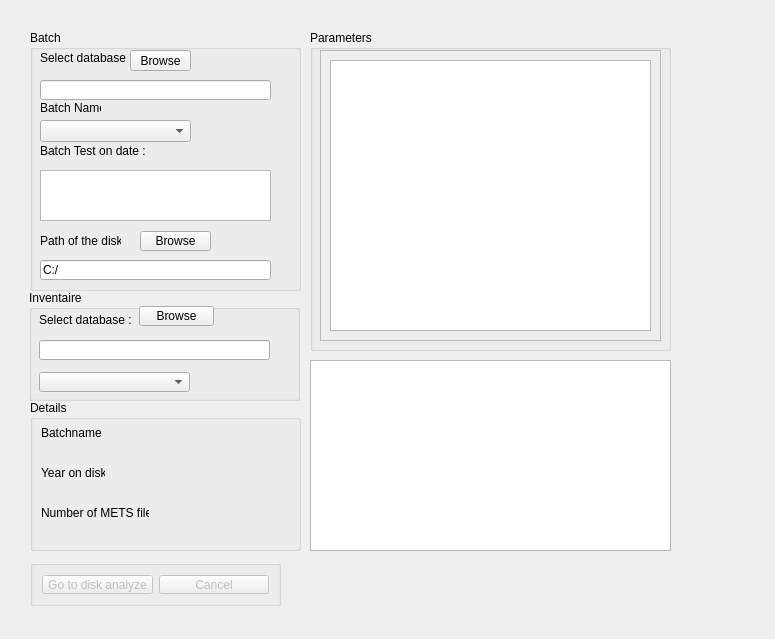
The window that namalysator/w_selectbatch.ui (phungthomas/Namalysator) describes before a commit, drawn with Qt 5.
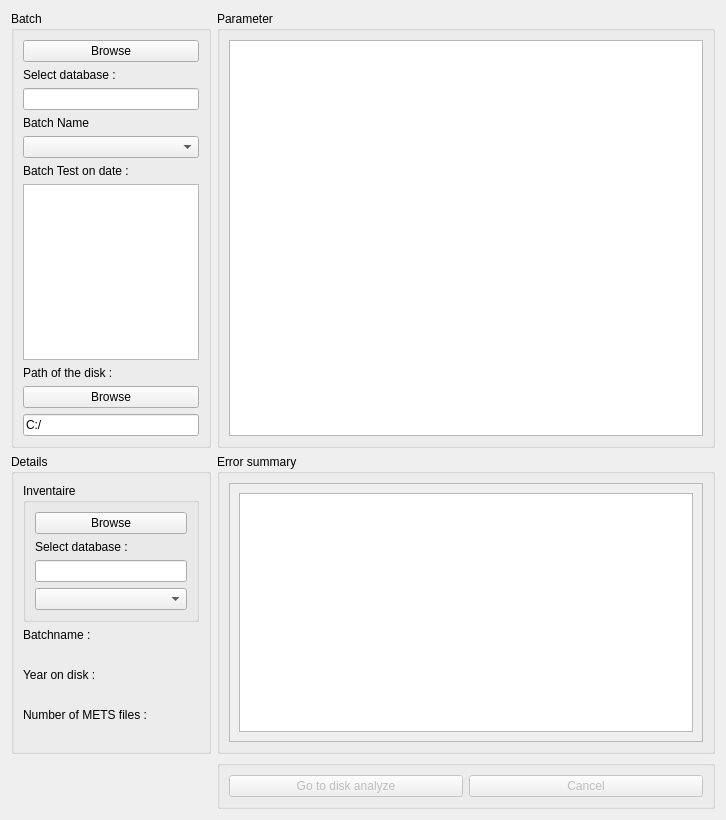
The same window after the commit.

Commit message: Batch Selection Review

```diff
--- a/namalysator/w_selectbatch.ui
+++ b/namalysator/w_selectbatch.ui
@@ -6,190 +6,101 @@
    <rect>
     <x>0</x>
     <y>0</y>
-    <width>775</width>
-    <height>639</height>
+    <width>726</width>
+    <height>786</height>
    </rect>
   </property>
   <property name="windowTitle">
    <string>Form</string>
   </property>
-  <widget class="QGroupBox" name="gbBatch">
-   <property name="geometry">
-    <rect>
-     <x>30</x>
-     <y>30</y>
-     <width>271</width>
-     <height>261</height>
-    </rect>
-   </property>
-   <property name="title">
-    <string>Batch</string>
-   </property>
-   <widget class="QComboBox" name="cbBatchName">
-    <property name="enabled">
-     <bool>true</bool>
-    </property>
-    <property name="geometry">
-     <rect>
-      <x>10</x>
-      <y>90</y>
-      <width>151</width>
-      <height>22</height>
-     </rect>
-    </property>
-   </widget>
-   <widget class="QLabel" name="label_8">
-    <property name="geometry">
-     <rect>
-      <x>10</x>
-      <y>70</y>
-      <width>61</width>
-      <height>16</height>
-     </rect>
-    </property>
-    <property name="text">
-     <string>Batch Name</string>
-    </property>
-   </widget>
-   <widget class="QLabel" name="label_9">
-    <property name="geometry">
-     <rect>
-      <x>10</x>
-      <y>110</y>
-      <width>131</width>
-      <height>21</height>
-     </rect>
-    </property>
-    <property name="text">
-     <string>Batch Test on date :</string>
-    </property>
-   </widget>
-   <widget class="QListWidget" name="listDateTestset">
-    <property name="geometry">
-     <rect>
-      <x>10</x>
-      <y>140</y>
-      <width>231</width>
-      <height>51</height>
-     </rect>
-    </property>
-   </widget>
-   <widget class="QLabel" name="label_10">
-    <property name="geometry">
-     <rect>
-      <x>10</x>
-      <y>200</y>
-      <width>81</width>
-      <height>21</height>
-     </rect>
-    </property>
-    <property name="text">
-     <string>Path of the disk :</string>
-    </property>
-   </widget>
-   <widget class="QLineEdit" name="lineEdit">
-    <property name="geometry">
-     <rect>
-      <x>10</x>
-      <y>230</y>
-      <width>231</width>
-      <height>20</height>
-     </rect>
-    </property>
-    <property name="text">
-     <string>C:/</string>
-    </property>
-   </widget>
-   <widget class="QPushButton" name="btnPath">
-    <property name="geometry">
-     <rect>
-      <x>110</x>
-      <y>201</y>
-      <width>71</width>
-      <height>20</height>
-     </rect>
-    </property>
-    <property name="text">
-     <string>Browse</string>
-    </property>
-   </widget>
-   <widget class="QLabel" name="label">
-    <property name="geometry">
-     <rect>
-      <x>10</x>
-      <y>20</y>
-      <width>91</width>
-      <height>16</height>
-     </rect>
-    </property>
-    <property name="text">
-     <string>Select database :</string>
-    </property>
-   </widget>
-   <widget class="QPushButton" name="btnBrowseDb">
-    <property name="geometry">
-     <rect>
-      <x>100</x>
-      <y>20</y>
-      <width>61</width>
-      <height>21</height>
-     </rect>
-    </property>
-    <property name="text">
-     <string>Browse</string>
-    </property>
-   </widget>
-   <widget class="QLineEdit" name="lineEditSql">
-    <property name="enabled">
-     <bool>true</bool>
-    </property>
-    <property name="geometry">
-     <rect>
-      <x>10</x>
-      <y>50</y>
-      <width>231</width>
-      <height>20</height>
-     </rect>
-    </property>
-    <property name="text">
-     <string/>
-    </property>
-   </widget>
-  </widget>
+  <layout class="QGridLayout" name="gridLayout">
+   <item row="1" column="0">
   <widget class="QGroupBox" name="groupBox">
-   <property name="geometry">
-    <rect>
-     <x>30</x>
-     <y>400</y>
-     <width>271</width>
-     <height>151</height>
-    </rect>
+     <property name="minimumSize">
+      <size>
+       <width>150</width>
+       <height>0</height>
+      </size>
+     </property>
+     <property name="maximumSize">
+      <size>
+       <width>200</width>
+       <height>16777215</height>
+      </size>
    </property>
    <property name="title">
     <string>Details</string>
    </property>
+     <layout class="QVBoxLayout" name="verticalLayout_4">
+      <item>
+       <widget class="QGroupBox" name="groupBox_3">
+        <property name="sizePolicy">
+         <sizepolicy hsizetype="Minimum" vsizetype="Preferred">
+          <horstretch>0</horstretch>
+          <verstretch>0</verstretch>
+         </sizepolicy>
+        </property>
+        <property name="minimumSize">
+         <size>
+          <width>150</width>
+          <height>0</height>
+         </size>
+        </property>
+        <property name="maximumSize">
+         <size>
+          <width>200</width>
+          <height>16777215</height>
+         </size>
+        </property>
+        <property name="title">
+         <string>Inventaire</string>
+        </property>
+        <layout class="QVBoxLayout" name="verticalLayout_3">
+         <item>
+          <widget class="QPushButton" name="btnBrowseDbInventaire">
+           <property name="text">
+            <string>Browse</string>
+           </property>
+          </widget>
+         </item>
+         <item>
+          <widget class="QLabel" name="label_19">
+           <property name="text">
+            <string>Select database :</string>
+           </property>
+          </widget>
+         </item>
+         <item>
+          <widget class="QLineEdit" name="lineEditInventaire">
+           <property name="text">
+            <string/>
+           </property>
+          </widget>
+         </item>
+         <item>
+          <widget class="QComboBox" name="cbInventaire">
+           <property name="enabled">
+            <bool>true</bool>
+           </property>
+          </widget>
+         </item>
+        </layout>
+        <zorder>label_19</zorder>
+        <zorder>lineEditInventaire</zorder>
+        <zorder>btnBrowseDbInventaire</zorder>
+        <zorder>cbInventaire</zorder>
+        <zorder>tableSummary</zorder>
+       </widget>
+      </item>
+      <item>
    <widget class="QLabel" name="label_3">
-    <property name="geometry">
-     <rect>
-      <x>11</x>
-      <y>25</y>
-      <width>60</width>
-      <height>16</height>
-     </rect>
-    </property>
     <property name="text">
      <string>Batchname :</string>
     </property>
    </widget>
+      </item>
+      <item>
    <widget class="QLabel" name="lbBatchName">
-    <property name="geometry">
-     <rect>
-      <x>11</x>
-      <y>45</y>
-      <width>261</width>
-      <height>16</height>
-     </rect>
-    </property>
     <property name="font">
      <font>
       <weight>75</weight>
@@ -200,28 +111,16 @@
      <string/>
     </property>
    </widget>
+      </item>
+      <item>
    <widget class="QLabel" name="label_4">
-    <property name="geometry">
-     <rect>
-      <x>11</x>
-      <y>65</y>
-      <width>64</width>
-      <height>16</height>
-     </rect>
-    </property>
     <property name="text">
      <string>Year on disk :</string>
     </property>
    </widget>
+      </item>
+      <item>
    <widget class="QLabel" name="lbYear">
-    <property name="geometry">
-     <rect>
-      <x>11</x>
-      <y>85</y>
-      <width>261</width>
-      <height>16</height>
-     </rect>
-    </property>
     <property name="font">
      <font>
       <weight>75</weight>
@@ -232,28 +131,16 @@
      <string/>
     </property>
    </widget>
+      </item>
+      <item>
    <widget class="QLabel" name="label_7">
-    <property name="geometry">
-     <rect>
-      <x>11</x>
-      <y>105</y>
-      <width>108</width>
-      <height>16</height>
-     </rect>
-    </property>
     <property name="text">
      <string>Number of METS files :</string>
     </property>
    </widget>
+      </item>
+      <item>
    <widget class="QLabel" name="lbNumberMets">
-    <property name="geometry">
-     <rect>
-      <x>11</x>
-      <y>125</y>
-      <width>261</width>
-      <height>16</height>
-     </rect>
-    </property>
     <property name="font">
      <font>
       <weight>75</weight>
@@ -264,19 +151,23 @@
      <string/>
     </property>
    </widget>
-  </widget>
+      </item>
+     </layout>
+     <zorder>label_3</zorder>
+     <zorder>lbBatchName</zorder>
+     <zorder>label_4</zorder>
+     <zorder>lbYear</zorder>
+     <zorder>label_7</zorder>
+     <zorder>lbNumberMets</zorder>
+     <zorder>tableSummary</zorder>
+     <zorder>groupBox_3</zorder>
+    </widget>
+   </item>
+   <item row="4" column="1">
   <widget class="QGroupBox" name="groupButton">
    <property name="enabled">
     <bool>false</bool>
    </property>
-   <property name="geometry">
-    <rect>
-     <x>30</x>
-     <y>560</y>
-     <width>251</width>
-     <height>46</height>
-    </rect>
-   </property>
    <property name="title">
     <string/>
    </property>
@@ -297,28 +188,13 @@
     </item>
    </layout>
   </widget>
-  <widget class="QGroupBox" name="groupBox_2">
-   <property name="geometry">
-    <rect>
-     <x>310</x>
-     <y>30</y>
-     <width>361</width>
-     <height>321</height>
-    </rect>
-   </property>
+   </item>
+   <item row="1" column="1">
+    <widget class="QGroupBox" name="groupBox_4">
    <property name="title">
-    <string>Parameters</string>
-   </property>
-   <widget class="QWidget" name="verticalLayoutWidget">
-    <property name="geometry">
-     <rect>
-      <x>10</x>
-      <y>20</y>
-      <width>341</width>
-      <height>291</height>
-     </rect>
-    </property>
-    <layout class="QVBoxLayout" name="verticalLayout">
+      <string>Error summary</string>
+     </property>
+     <layout class="QVBoxLayout" name="verticalLayout_5">
      <item>
       <widget class="QScrollArea" name="scrollArea">
        <property name="widgetResizable">
@@ -329,109 +205,164 @@
          <rect>
           <x>0</x>
           <y>0</y>
-          <width>337</width>
-          <height>287</height>
-         </rect>
-        </property>
-        <widget class="QWidget" name="verticalLayoutWidget_2">
-         <property name="geometry">
-          <rect>
-           <x>9</x>
-           <y>9</y>
-           <width>321</width>
-           <height>271</height>
-          </rect>
-         </property>
-         <layout class="QVBoxLayout" name="verticalLayout_2">
+           <width>480</width>
+           <height>241</height>
+          </rect>
+         </property>
+         <layout class="QVBoxLayout" name="verticalLayout_6">
           <item>
-           <widget class="QTableView" name="paramView"/>
-          </item>
-         </layout>
-        </widget>
-       </widget>
-      </widget>
-     </item>
-    </layout>
-   </widget>
-  </widget>
   <widget class="QTableWidget" name="tableSummary">
-   <property name="geometry">
-    <rect>
-     <x>310</x>
-     <y>360</y>
-     <width>361</width>
-     <height>191</height>
-    </rect>
-   </property>
-   <property name="editTriggers">
-    <set>QAbstractItemView::NoEditTriggers</set>
-   </property>
-  </widget>
-  <widget class="QGroupBox" name="groupBox_3">
-   <property name="geometry">
-    <rect>
-     <x>29</x>
-     <y>290</y>
-     <width>271</width>
-     <height>111</height>
-    </rect>
-   </property>
+            <property name="sizePolicy">
+             <sizepolicy hsizetype="Expanding" vsizetype="Expanding">
+              <horstretch>0</horstretch>
+              <verstretch>0</verstretch>
+             </sizepolicy>
+            </property>
+            <property name="minimumSize">
+             <size>
+              <width>100</width>
+              <height>0</height>
+             </size>
+            </property>
+           </widget>
+          </item>
+         </layout>
+        </widget>
+       </widget>
+      </item>
+     </layout>
+    </widget>
+   </item>
+   <item row="0" column="1">
+    <widget class="QGroupBox" name="groupBox_2">
+     <property name="title">
+      <string>Parameter</string>
+     </property>
+     <layout class="QVBoxLayout" name="verticalLayout">
+      <item>
+       <widget class="QTableView" name="paramView">
+        <property name="minimumSize">
+         <size>
+          <width>100</width>
+          <height>0</height>
+         </size>
+        </property>
+       </widget>
+      </item>
+     </layout>
+     <zorder>paramView</zorder>
+     <zorder>paramView</zorder>
+    </widget>
+   </item>
+   <item row="0" column="0">
+    <widget class="QGroupBox" name="gbBatch">
+     <property name="sizePolicy">
+      <sizepolicy hsizetype="Expanding" vsizetype="MinimumExpanding">
+       <horstretch>0</horstretch>
+       <verstretch>0</verstretch>
+      </sizepolicy>
+     </property>
+     <property name="minimumSize">
+      <size>
+       <width>150</width>
+       <height>0</height>
+      </size>
+     </property>
+     <property name="maximumSize">
+      <size>
+       <width>200</width>
+       <height>437</height>
+      </size>
+     </property>
    <property name="title">
-    <string>Inventaire</string>
-   </property>
-   <widget class="QLabel" name="label_19">
-    <property name="geometry">
-     <rect>
-      <x>10</x>
-      <y>20</y>
-      <width>221</width>
-      <height>20</height>
-     </rect>
-    </property>
+      <string>Batch</string>
+     </property>
+     <layout class="QVBoxLayout" name="verticalLayout_2">
+      <item>
+       <widget class="QPushButton" name="btnBrowseDb">
+        <property name="text">
+         <string>Browse</string>
+        </property>
+       </widget>
+      </item>
+      <item>
+       <widget class="QLabel" name="label">
     <property name="text">
      <string>Select database :</string>
     </property>
    </widget>
-   <widget class="QLineEdit" name="lineEditInventaire">
-    <property name="geometry">
-     <rect>
-      <x>10</x>
-      <y>50</y>
-      <width>231</width>
-      <height>20</height>
-     </rect>
+      </item>
+      <item>
+       <widget class="QLineEdit" name="lineEditSql">
+        <property name="enabled">
+         <bool>true</bool>
+        </property>
+        <property name="sizePolicy">
+         <sizepolicy hsizetype="Minimum" vsizetype="Preferred">
+          <horstretch>0</horstretch>
+          <verstretch>0</verstretch>
+         </sizepolicy>
+        </property>
+        <property name="minimumSize">
+         <size>
+          <width>100</width>
+          <height>0</height>
+         </size>
     </property>
     <property name="text">
      <string/>
     </property>
    </widget>
-   <widget class="QPushButton" name="btnBrowseDbInventaire">
-    <property name="geometry">
-     <rect>
-      <x>110</x>
-      <y>16</y>
-      <width>75</width>
-      <height>20</height>
-     </rect>
-    </property>
+      </item>
+      <item>
+       <widget class="QLabel" name="label_8">
     <property name="text">
-     <string>Browse</string>
-    </property>
-   </widget>
-   <widget class="QComboBox" name="cbInventaire">
+         <string>Batch Name</string>
+        </property>
+       </widget>
+      </item>
+      <item>
+       <widget class="QComboBox" name="cbBatchName">
     <property name="enabled">
      <bool>true</bool>
     </property>
-    <property name="geometry">
-     <rect>
-      <x>10</x>
-      <y>82</y>
-      <width>151</width>
-      <height>20</height>
-     </rect>
-    </property>
-   </widget>
-  </widget>
+       </widget>
+      </item>
+      <item>
+       <widget class="QLabel" name="label_9">
+        <property name="text">
+         <string>Batch Test on date :</string>
+        </property>
+       </widget>
+      </item>
+      <item>
+       <widget class="QListWidget" name="listDateTestset"/>
+      </item>
+      <item>
+       <widget class="QLabel" name="label_10">
+        <property name="text">
+         <string>Path of the disk :</string>
+        </property>
+       </widget>
+      </item>
+      <item>
+       <widget class="QPushButton" name="btnPath">
+        <property name="text">
+         <string>Browse</string>
+        </property>
+       </widget>
+      </item>
+      <item>
+       <widget class="QLineEdit" name="lineEdit">
+        <property name="text">
+         <string>C:/</string>
+        </property>
+       </widget>
+      </item>
+     </layout>
+    </widget>
+   </item>
+  </layout>
  </widget>
  <resources/>
  <connections/>
```
Lines whose indentation alone changed are shown as unchanged. The commit also changes 1 other file.
